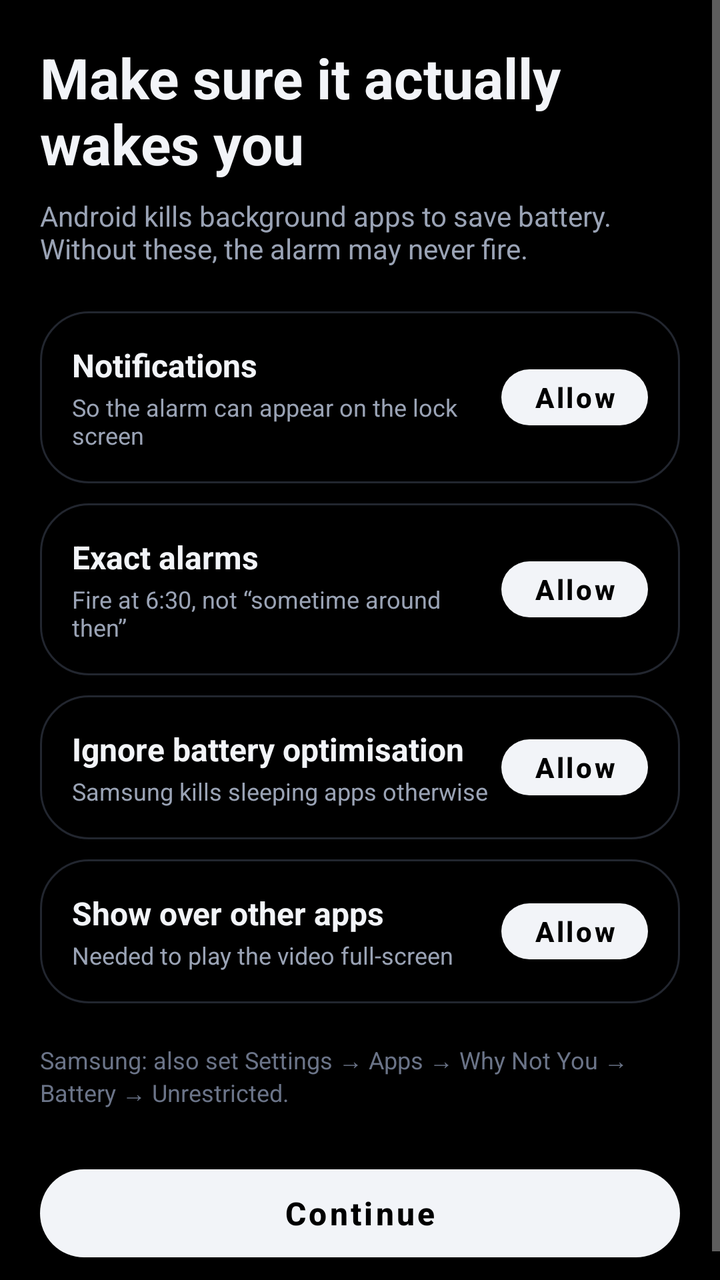
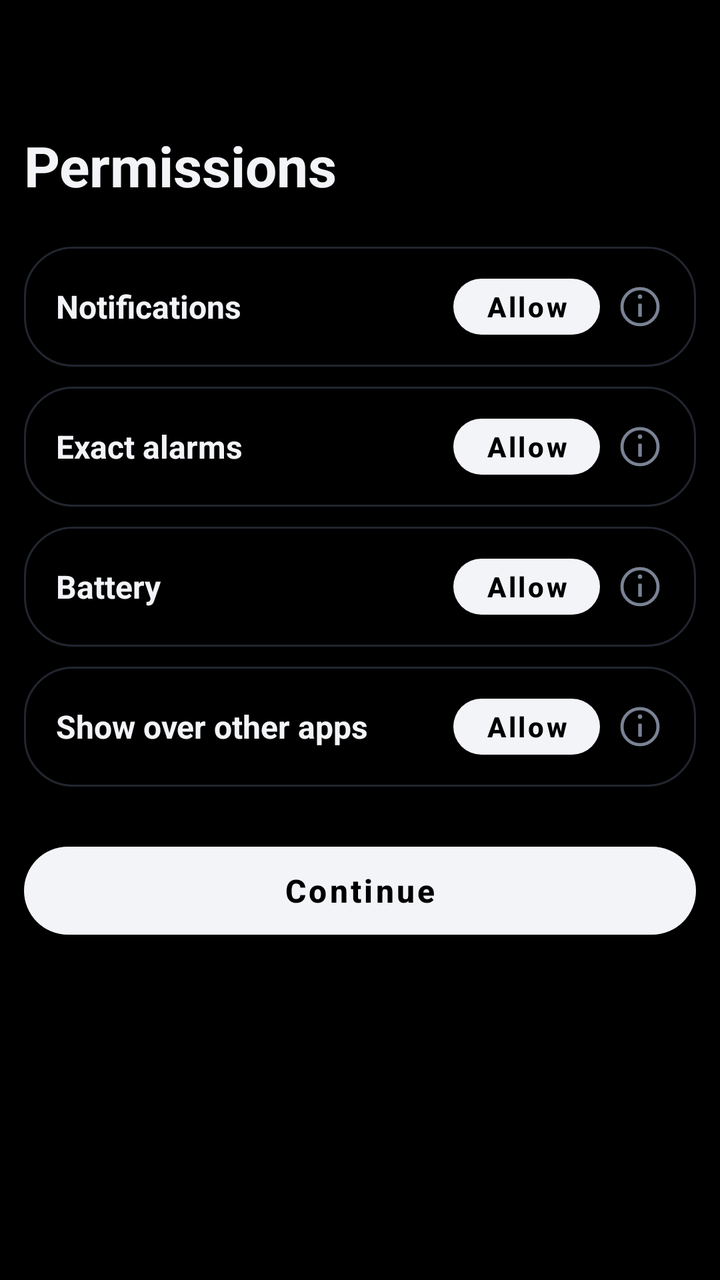

Two renders of the same Android screen: before a commit and after it. Below are the layout's source before the change and the commit's diff.
<!-- AndroidManifest.xml: application theme Theme.WhyNotYou -->
<!-- res/layout/activity_setup.xml -->
<?xml version="1.0" encoding="utf-8"?>
<ScrollView xmlns:android="http://schemas.android.com/apk/res/android"
    android:layout_width="match_parent"
    android:layout_height="match_parent"
    android:background="#000000"
    android:fillViewport="true">

    <LinearLayout
        android:layout_width="match_parent"
        android:layout_height="wrap_content"
        android:orientation="vertical"
        android:padding="20dp"
        android:paddingTop="56dp">

        <TextView
            android:layout_width="wrap_content"
            android:layout_height="wrap_content"
            android:text="Make sure it actually wakes you"
            android:textColor="#F2F4F8"
            android:textSize="28sp"
            android:textStyle="bold" />

        <TextView
            android:layout_width="wrap_content"
            android:layout_height="wrap_content"
            android:layout_marginTop="8dp"
            android:layout_marginBottom="12dp"
            android:text="Android kills background apps to save battery. Without these, the alarm may never fire."
            android:textColor="#9AA3B5"
            android:textSize="14sp" />

        <LinearLayout
            android:id="@+id/row_notif"
            android:layout_width="match_parent"
            android:layout_height="wrap_content"
            android:layout_marginTop="10dp"
            android:background="@drawable/bg_box"
            android:gravity="center_vertical"
            android:orientation="horizontal"
            android:padding="16dp">

            <LinearLayout
                android:layout_width="0dp"
                android:layout_height="wrap_content"
                android:layout_weight="1"
                android:orientation="vertical">
                <TextView
                    android:layout_width="wrap_content"
                    android:layout_height="wrap_content"
                    android:text="Notifications"
                    android:textColor="#F2F4F8"
                    android:textSize="16sp"
                    android:textStyle="bold" />
                <TextView
                    android:layout_width="wrap_content"
                    android:layout_height="wrap_content"
                    android:layout_marginTop="2dp"
                    android:text="So the alarm can appear on the lock screen"
                    android:textColor="#9AA3B5"
                    android:textSize="12sp" />
            </LinearLayout>

            <Button
                android:id="@+id/btn_notif"
                style="@style/SmallPrimaryButton"
                android:text="Allow" />

            <TextView
                android:id="@+id/tick_notif"
                android:layout_width="wrap_content"
                android:layout_height="wrap_content"
                android:text="✓"
                android:textColor="#7FDB9C"
                android:textSize="22sp"
                android:textStyle="bold"
                android:visibility="gone" />
        </LinearLayout>

        <LinearLayout
            android:id="@+id/row_exact"
            android:layout_width="match_parent"
            android:layout_height="wrap_content"
            android:layout_marginTop="10dp"
            android:background="@drawable/bg_box"
            android:gravity="center_vertical"
            android:orientation="horizontal"
            android:padding="16dp">

            <LinearLayout
                android:layout_width="0dp"
                android:layout_height="wrap_content"
                android:layout_weight="1"
                android:orientation="vertical">
                <TextView
                    android:layout_width="wrap_content"
                    android:layout_height="wrap_content"
                    android:text="Exact alarms"
                    android:textColor="#F2F4F8"
                    android:textSize="16sp"
                    android:textStyle="bold" />
                <TextView
                    android:layout_width="wrap_content"
                    android:layout_height="wrap_content"
                    android:layout_marginTop="2dp"
                    android:text="Fire at 6:30, not “sometime around then”"
                    android:textColor="#9AA3B5"
                    android:textSize="12sp" />
            </LinearLayout>

            <Button
                android:id="@+id/btn_exact"
                style="@style/SmallPrimaryButton"
                android:text="Allow" />

            <TextView
                android:id="@+id/tick_exact"
                android:layout_width="wrap_content"
                android:layout_height="wrap_content"
                android:text="✓"
                android:textColor="#7FDB9C"
                android:textSize="22sp"
                android:textStyle="bold"
                android:visibility="gone" />
        </LinearLayout>

        <LinearLayout
            android:id="@+id/row_battery"
            android:layout_width="match_parent"
            android:layout_height="wrap_content"
            android:layout_marginTop="10dp"
            android:background="@drawable/bg_box"
            android:gravity="center_vertical"
            android:orientation="horizontal"
            android:padding="16dp">

            <LinearLayout
                android:layout_width="0dp"
                android:layout_height="wrap_content"
                android:layout_weight="1"
                android:orientation="vertical">
                <TextView
                    android:layout_width="wrap_content"
                    android:layout_height="wrap_content"
                    android:text="Ignore battery optimisation"
                    android:textColor="#F2F4F8"
                    android:textSize="16sp"
                    android:textStyle="bold" />
                <TextView
                    android:layout_width="wrap_content"
                    android:layout_height="wrap_content"
                    android:layout_marginTop="2dp"
                    android:text="Samsung kills sleeping apps otherwise"
                    android:textColor="#9AA3B5"
                    android:textSize="12sp" />
            </LinearLayout>

            <Button
                android:id="@+id/btn_battery"
                style="@style/SmallPrimaryButton"
                android:text="Allow" />

            <TextView
                android:id="@+id/tick_battery"
                android:layout_width="wrap_content"
                android:layout_height="wrap_content"
                android:text="✓"
                android:textColor="#7FDB9C"
                android:textSize="22sp"
                android:textStyle="bold"
                android:visibility="gone" />
        </LinearLayout>

        <LinearLayout
            android:id="@+id/row_overlay"
            android:layout_width="match_parent"
            android:layout_height="wrap_content"
            android:layout_marginTop="10dp"
            android:background="@drawable/bg_box"
            android:gravity="center_vertical"
            android:orientation="horizontal"
            android:padding="16dp">

            <LinearLayout
                android:layout_width="0dp"
                android:layout_height="wrap_content"
                android:layout_weight="1"
                android:orientation="vertical">
                <TextView
                    android:layout_width="wrap_content"
                    android:layout_height="wrap_content"
                    android:text="Show over other apps"
                    android:textColor="#F2F4F8"
                    android:textSize="16sp"
                    android:textStyle="bold" />
                <TextView
                    android:layout_width="wrap_content"
                    android:layout_height="wrap_content"
                    android:layout_marginTop="2dp"
                    android:text="Needed to play the video full-screen"
                    android:textColor="#9AA3B5"
                    android:textSize="12sp" />
            </LinearLayout>

            <Button
                android:id="@+id/btn_overlay"
                style="@style/SmallPrimaryButton"
                android:text="Allow" />

            <TextView
                android:id="@+id/tick_overlay"
                android:layout_width="wrap_content"
                android:layout_height="wrap_content"
                android:text="✓"
                android:textColor="#7FDB9C"
                android:textSize="22sp"
                android:textStyle="bold"
                android:visibility="gone" />
        </LinearLayout>

        <TextView
            android:layout_width="wrap_content"
            android:layout_height="wrap_content"
            android:layout_marginTop="20dp"
            android:text="Samsung: also set Settings → Apps → Why Not You → Battery → Unrestricted."
            android:textColor="#6B7488"
            android:textSize="12sp" />

        <Button
            android:id="@+id/btn_continue"
            style="@style/PrimaryButton"
            android:layout_marginTop="24dp"
            android:text="Continue" />
    </LinearLayout>
</ScrollView>
<!-- resources referenced by this layout -->
<resources>
  <!-- drawable bg_box (drawable) -->
  <?xml version="1.0" encoding="utf-8"?>
  <shape xmlns:android="http://schemas.android.com/apk/res/android" android:shape="rectangle">
      <solid android:color="#000000" />
      <stroke android:width="1dp" android:color="#22262F" />
      <corners android:radius="24dp" />
  </shape>
  <style name="PrimaryButton" parent="Widget.MaterialComponents.Button">
          <item name="android:layout_width">match_parent</item>
          <item name="android:layout_height">56dp</item>
          <item name="android:textAllCaps">false</item>
          <item name="android:textStyle">bold</item>
          <item name="android:textSize">16sp</item>
          <item name="backgroundTint">#F2F4F8</item>
          <item name="android:textColor">#000000</item>
          <item name="cornerRadius">28dp</item>
      </style>
  <style name="SmallPrimaryButton" parent="Widget.MaterialComponents.Button">
          <item name="android:layout_width">wrap_content</item>
          <item name="android:layout_height">40dp</item>
          <item name="android:minWidth">0dp</item>
          <item name="android:paddingStart">16dp</item>
          <item name="android:paddingEnd">16dp</item>
          <item name="android:textAllCaps">false</item>
          <item name="android:textStyle">bold</item>
          <item name="backgroundTint">#F2F4F8</item>
          <item name="android:textColor">#000000</item>
          <item name="cornerRadius">20dp</item>
      </style>
  <style name="Theme.WhyNotYou" parent="Theme.MaterialComponents.NoActionBar">
          <item name="colorPrimary">#F2F4F8</item>
          <item name="colorOnPrimary">#000000</item>
          <item name="colorSecondary">#F2F4F8</item>
          <item name="colorAccent">#F2F4F8</item>
          <item name="android:statusBarColor">#000000</item>
          <item name="android:navigationBarColor">#000000</item>
          <item name="android:windowBackground">#000000</item>
          <item name="android:textColorPrimary">#F2F4F8</item>
          <item name="android:colorControlActivated">#F2F4F8</item>
          <item name="android:timePickerStyle">@style/TimePickerDark</item>
          <item name="android:alertDialogTheme">@style/DialogDark</item>
          <item name="materialAlertDialogTheme">@style/DialogDark</item>
      </style>
  <style name="TimePickerDark" parent="android:Widget.Material.TimePicker">
          <item name="android:headerBackground">#0B0D12</item>
          <item name="android:numbersBackgroundColor">#15181F</item>
          <item name="android:numbersSelectorColor">#F2F4F8</item>
          <item name="android:numbersTextColor">#F2F4F8</item>
      </style>
  <style name="DialogDark" parent="Theme.MaterialComponents.Dialog">
          <item name="colorPrimary">#F2F4F8</item>
          <item name="colorAccent">#F2F4F8</item>
          <item name="android:background">#0B0D12</item>
          <item name="android:textColorPrimary">#F2F4F8</item>
          <item name="android:textColorSecondary">#7A8294</item>
      </style>
</resources>

<!-- the commit's change to res/layout/activity_setup.xml (unified diff, before → after) -->
@@ -9,221 +9,271 @@
         android:layout_width="match_parent"
         android:layout_height="wrap_content"
         android:orientation="vertical"
-        android:padding="20dp"
-        android:paddingTop="56dp">
+        android:paddingStart="12dp"
+        android:paddingTop="64dp"
+        android:paddingEnd="12dp"
+        android:paddingBottom="32dp">
 
         <TextView
             android:layout_width="wrap_content"
             android:layout_height="wrap_content"
-            android:text="Make sure it actually wakes you"
+            android:layout_marginBottom="12dp"
+            android:text="Permissions"
             android:textColor="#F2F4F8"
             android:textSize="28sp"
             android:textStyle="bold" />
 
-        <TextView
-            android:layout_width="wrap_content"
-            android:layout_height="wrap_content"
-            android:layout_marginTop="8dp"
-            android:layout_marginBottom="12dp"
-            android:text="Android kills background apps to save battery. Without these, the alarm may never fire."
-            android:textColor="#9AA3B5"
-            android:textSize="14sp" />
-
-        <LinearLayout
-            android:id="@+id/row_notif"
-            android:layout_width="match_parent"
-            android:layout_height="wrap_content"
-            android:layout_marginTop="10dp"
-            android:background="@drawable/bg_box"
-            android:gravity="center_vertical"
-            android:orientation="horizontal"
-            android:padding="16dp">
-
-            <LinearLayout
-                android:layout_width="0dp"
-                android:layout_height="wrap_content"
-                android:layout_weight="1"
-                android:orientation="vertical">
-                <TextView
-                    android:layout_width="wrap_content"
-                    android:layout_height="wrap_content"
+        <LinearLayout
+            android:layout_width="match_parent"
+            android:layout_height="wrap_content"
+            android:layout_marginTop="10dp"
+            android:background="@drawable/bg_box"
+            android:orientation="vertical"
+            android:paddingStart="16dp"
+            android:paddingTop="10dp"
+            android:paddingEnd="8dp"
+            android:paddingBottom="10dp">
+
+            <LinearLayout
+                android:id="@+id/row_notif"
+                android:layout_width="match_parent"
+                android:layout_height="wrap_content"
+                android:gravity="center_vertical"
+                android:orientation="horizontal">
+                <TextView
+                    android:layout_width="0dp"
+                    android:layout_height="wrap_content"
+                    android:layout_weight="1"
                     android:text="Notifications"
                     android:textColor="#F2F4F8"
                     android:textSize="16sp"
                     android:textStyle="bold" />
-                <TextView
-                    android:layout_width="wrap_content"
-                    android:layout_height="wrap_content"
-                    android:layout_marginTop="2dp"
-                    android:text="So the alarm can appear on the lock screen"
-                    android:textColor="#9AA3B5"
-                    android:textSize="12sp" />
-            </LinearLayout>
-
-            <Button
-                android:id="@+id/btn_notif"
-                style="@style/SmallPrimaryButton"
-                android:text="Allow" />
-
-            <TextView
-                android:id="@+id/tick_notif"
-                android:layout_width="wrap_content"
-                android:layout_height="wrap_content"
-                android:text="✓"
-                android:textColor="#7FDB9C"
-                android:textSize="22sp"
-                android:textStyle="bold"
-                android:visibility="gone" />
-        </LinearLayout>
-
-        <LinearLayout
-            android:id="@+id/row_exact"
-            android:layout_width="match_parent"
-            android:layout_height="wrap_content"
-            android:layout_marginTop="10dp"
-            android:background="@drawable/bg_box"
-            android:gravity="center_vertical"
-            android:orientation="horizontal"
-            android:padding="16dp">
-
-            <LinearLayout
-                android:layout_width="0dp"
-                android:layout_height="wrap_content"
-                android:layout_weight="1"
-                android:orientation="vertical">
-                <TextView
-                    android:layout_width="wrap_content"
-                    android:layout_height="wrap_content"
+                <Button
+                    android:id="@+id/btn_notif"
+                    style="@style/SmallPrimaryButton"
+                    android:text="Allow" />
+                <TextView
+                    android:id="@+id/tick_notif"
+                    android:layout_width="wrap_content"
+                    android:layout_height="wrap_content"
+                    android:paddingStart="8dp"
+                    android:paddingEnd="8dp"
+                    android:text="✓"
+                    android:textColor="#7FDB9C"
+                    android:textSize="22sp"
+                    android:textStyle="bold"
+                    android:visibility="gone" />
+                <ImageButton
+                    android:id="@+id/info_notif"
+                    android:layout_width="40dp"
+                    android:layout_height="40dp"
+                    android:background="?android:attr/selectableItemBackgroundBorderless"
+                    android:contentDescription="Why"
+                    android:padding="9dp"
+                    android:src="@drawable/ic_info"
+                    android:tint="#7A8294" />
+            </LinearLayout>
+
+            <TextView
+                android:id="@+id/txt_notif"
+                android:layout_width="match_parent"
+                android:layout_height="wrap_content"
+                android:layout_marginTop="4dp"
+                android:paddingEnd="8dp"
+                android:text="So the alarm can appear on the lock screen."
+                android:textColor="#9AA3B5"
+                android:textSize="13sp"
+                android:visibility="gone" />
+        </LinearLayout>
+
+        <LinearLayout
+            android:layout_width="match_parent"
+            android:layout_height="wrap_content"
+            android:layout_marginTop="10dp"
+            android:background="@drawable/bg_box"
+            android:orientation="vertical"
+            android:paddingStart="16dp"
+            android:paddingTop="10dp"
+            android:paddingEnd="8dp"
+            android:paddingBottom="10dp">
+
+            <LinearLayout
+                android:id="@+id/row_exact"
+                android:layout_width="match_parent"
+                android:layout_height="wrap_content"
+                android:gravity="center_vertical"
+                android:orientation="horizontal">
+                <TextView
+                    android:layout_width="0dp"
+                    android:layout_height="wrap_content"
+                    android:layout_weight="1"
                     android:text="Exact alarms"
                     android:textColor="#F2F4F8"
                     android:textSize="16sp"
                     android:textStyle="bold" />
-                <TextView
-                    android:layout_width="wrap_content"
-                    android:layout_height="wrap_content"
-                    android:layout_marginTop="2dp"
-                    android:text="Fire at 6:30, not “sometime around then”"
-                    android:textColor="#9AA3B5"
-                    android:textSize="12sp" />
-            </LinearLayout>
-
-            <Button
-                android:id="@+id/btn_exact"
-                style="@style/SmallPrimaryButton"
-                android:text="Allow" />
-
-            <TextView
-                android:id="@+id/tick_exact"
-                android:layout_width="wrap_content"
-                android:layout_height="wrap_content"
-                android:text="✓"
-                android:textColor="#7FDB9C"
-                android:textSize="22sp"
-                android:textStyle="bold"
-                android:visibility="gone" />
-        </LinearLayout>
-
-        <LinearLayout
-            android:id="@+id/row_battery"
-            android:layout_width="match_parent"
-            android:layout_height="wrap_content"
-            android:layout_marginTop="10dp"
-            android:background="@drawable/bg_box"
-            android:gravity="center_vertical"
-            android:orientation="horizontal"
-            android:padding="16dp">
-
-            <LinearLayout
-                android:layout_width="0dp"
-                android:layout_height="wrap_content"
-                android:layout_weight="1"
-                android:orientation="vertical">
-                <TextView
-                    android:layout_width="wrap_content"
-                    android:layout_height="wrap_content"
-                    android:text="Ignore battery optimisation"
-                    android:textColor="#F2F4F8"
-                    android:textSize="16sp"
-                    android:textStyle="bold" />
-                <TextView
-                    android:layout_width="wrap_content"
-                    android:layout_height="wrap_content"
-                    android:layout_marginTop="2dp"
-                    android:text="Samsung kills sleeping apps otherwise"
-                    android:textColor="#9AA3B5"
-                    android:textSize="12sp" />
-            </LinearLayout>
-
-            <Button
-                android:id="@+id/btn_battery"
-                style="@style/SmallPrimaryButton"
-                android:text="Allow" />
-
-            <TextView
-                android:id="@+id/tick_battery"
-                android:layout_width="wrap_content"
-                android:layout_height="wrap_content"
-                android:text="✓"
-                android:textColor="#7FDB9C"
-                android:textSize="22sp"
-                android:textStyle="bold"
-                android:visibility="gone" />
-        </LinearLayout>
-
-        <LinearLayout
-            android:id="@+id/row_overlay"
-            android:layout_width="match_parent"
-            android:layout_height="wrap_content"
-            android:layout_marginTop="10dp"
-            android:background="@drawable/bg_box"
-            android:gravity="center_vertical"
-            android:orientation="horizontal"
-            android:padding="16dp">
-
-            <LinearLayout
-                android:layout_width="0dp"
-                android:layout_height="wrap_content"
-                android:layout_weight="1"
-                android:orientation="vertical">
-                <TextView
-                    android:layout_width="wrap_content"
-                    android:layout_height="wrap_content"
+                <Button
+                    android:id="@+id/btn_exact"
+                    style="@style/SmallPrimaryButton"
+                    android:text="Allow" />
+                <TextView
+                    android:id="@+id/tick_exact"
+                    android:layout_width="wrap_content"
+                    android:layout_height="wrap_content"
+                    android:paddingStart="8dp"
+                    android:paddingEnd="8dp"
+                    android:text="✓"
+                    android:textColor="#7FDB9C"
+                    android:textSize="22sp"
+                    android:textStyle="bold"
+                    android:visibility="gone" />
+                <ImageButton
+                    android:id="@+id/info_exact"
+                    android:layout_width="40dp"
+                    android:layout_height="40dp"
+                    android:background="?android:attr/selectableItemBackgroundBorderless"
+                    android:contentDescription="Why"
+                    android:padding="9dp"
+                    android:src="@drawable/ic_info"
+                    android:tint="#7A8294" />
+            </LinearLayout>
+
+            <TextView
+                android:id="@+id/txt_exact"
+                android:layout_width="match_parent"
+                android:layout_height="wrap_content"
+                android:layout_marginTop="4dp"
+                android:paddingEnd="8dp"
+                android:text="So it fires at 6:30, not “sometime around then”."
+                android:textColor="#9AA3B5"
+                android:textSize="13sp"
+                android:visibility="gone" />
+        </LinearLayout>
+
+        <LinearLayout
+            android:layout_width="match_parent"
+            android:layout_height="wrap_content"
+            android:layout_marginTop="10dp"
+            android:background="@drawable/bg_box"
+            android:orientation="vertical"
+            android:paddingStart="16dp"
+            android:paddingTop="10dp"
+            android:paddingEnd="8dp"
+            android:paddingBottom="10dp">
+
+            <LinearLayout
+                android:id="@+id/row_battery"
+                android:layout_width="match_parent"
+                android:layout_height="wrap_content"
+                android:gravity="center_vertical"
+                android:orientation="horizontal">
+                <TextView
+                    android:layout_width="0dp"
+                    android:layout_height="wrap_content"
+                    android:layout_weight="1"
+                    android:text="Battery"
+                    android:textColor="#F2F4F8"
+                    android:textSize="16sp"
+                    android:textStyle="bold" />
+                <Button
+                    android:id="@+id/btn_battery"
+                    style="@style/SmallPrimaryButton"
+                    android:text="Allow" />
+                <TextView
+                    android:id="@+id/tick_battery"
+                    android:layout_width="wrap_content"
+                    android:layout_height="wrap_content"
+                    android:paddingStart="8dp"
+                    android:paddingEnd="8dp"
+                    android:text="✓"
+                    android:textColor="#7FDB9C"
+                    android:textSize="22sp"
+                    android:textStyle="bold"
+                    android:visibility="gone" />
+                <ImageButton
+                    android:id="@+id/info_battery"
+                    android:layout_width="40dp"
+                    android:layout_height="40dp"
+                    android:background="?android:attr/selectableItemBackgroundBorderless"
+                    android:contentDescription="Why"
+                    android:padding="9dp"
+                    android:src="@drawable/ic_info"
+                    android:tint="#7A8294" />
+            </LinearLayout>
+
+            <TextView
+                android:id="@+id/txt_battery"
+                android:layout_width="match_parent"
+                android:layout_height="wrap_content"
+                android:layout_marginTop="4dp"
+                android:paddingEnd="8dp"
+                android:text="Samsung puts sleeping apps to sleep otherwise. Also set Settings → Apps → Why Not You → Battery → Unrestricted."
+                android:textColor="#9AA3B5"
+                android:textSize="13sp"
+                android:visibility="gone" />
+        </LinearLayout>
+
+        <LinearLayout
+            android:layout_width="match_parent"
+            android:layout_height="wrap_content"
+            android:layout_marginTop="10dp"
+            android:background="@drawable/bg_box"
+            android:orientation="vertical"
+            android:paddingStart="16dp"
+            android:paddingTop="10dp"
+            android:paddingEnd="8dp"
+            android:paddingBottom="10dp">
+
+            <LinearLayout
+                android:id="@+id/row_overlay"
+                android:layout_width="match_parent"
+                android:layout_height="wrap_content"
+                android:gravity="center_vertical"
+                android:orientation="horizontal">
+                <TextView
+                    android:layout_width="0dp"
+                    android:layout_height="wrap_content"
+                    android:layout_weight="1"
                     android:text="Show over other apps"
                     android:textColor="#F2F4F8"
                     android:textSize="16sp"
                     android:textStyle="bold" />
-                <TextView
-                    android:layout_width="wrap_content"
-                    android:layout_height="wrap_content"
-                    android:layout_marginTop="2dp"
-                    android:text="Needed to play the video full-screen"
-                    android:textColor="#9AA3B5"
-                    android:textSize="12sp" />
-            </LinearLayout>
-
-            <Button
-                android:id="@+id/btn_overlay"
-                style="@style/SmallPrimaryButton"
-                android:text="Allow" />
-
-            <TextView
-                android:id="@+id/tick_overlay"
-                android:layout_width="wrap_content"
-                android:layout_height="wrap_content"
-                android:text="✓"
-                android:textColor="#7FDB9C"
-                android:textSize="22sp"
-                android:textStyle="bold"
-                android:visibility="gone" />
-        </LinearLayout>
-
-        <TextView
-            android:layout_width="wrap_content"
-            android:layout_height="wrap_content"
-            android:layout_marginTop="20dp"
-            android:text="Samsung: also set Settings → Apps → Why Not You → Battery → Unrestricted."
-            android:textColor="#6B7488"
-            android:textSize="12sp" />
+                <Button
+                    android:id="@+id/btn_overlay"
+                    style="@style/SmallPrimaryButton"
+                    android:text="Allow" />
+                <TextView
+                    android:id="@+id/tick_overlay"
+                    android:layout_width="wrap_content"
+                    android:layout_height="wrap_content"
+                    android:paddingStart="8dp"
+                    android:paddingEnd="8dp"
+                    android:text="✓"
+                    android:textColor="#7FDB9C"
+                    android:textSize="22sp"
+                    android:textStyle="bold"
+                    android:visibility="gone" />
+                <ImageButton
+                    android:id="@+id/info_overlay"
+                    android:layout_width="40dp"
+                    android:layout_height="40dp"
+                    android:background="?android:attr/selectableItemBackgroundBorderless"
+                    android:contentDescription="Why"
+                    android:padding="9dp"
+                    android:src="@drawable/ic_info"
+                    android:tint="#7A8294" />
+            </LinearLayout>
+
+            <TextView
+                android:id="@+id/txt_overlay"
+                android:layout_width="match_parent"
+                android:layout_height="wrap_content"
+                android:layout_marginTop="4dp"
+                android:paddingEnd="8dp"
+                android:text="So the alarm can take over the screen."
+                android:textColor="#9AA3B5"
+                android:textSize="13sp"
+                android:visibility="gone" />
+        </LinearLayout>
 
         <Button
             android:id="@+id/btn_continue"
<!-- resource entries referenced after the edit -->
@@ -7,6 +7,14 @@
       <stroke android:width="1dp" android:color="#22262F" />
       <corners android:radius="24dp" />
   </shape>
+  <!-- drawable ic_info (drawable) -->
+  <vector xmlns:android="http://schemas.android.com/apk/res/android"
+      android:width="24dp" android:height="24dp" android:viewportWidth="24" android:viewportHeight="24">
+      <path android:fillColor="#00000000" android:strokeColor="#FFFFFFFF" android:strokeWidth="1.6"
+          android:pathData="M12,12m-9,0a9,9 0 1,0 18,0a9,9 0 1,0 -18,0" />
+      <path android:fillColor="#FFFFFFFF" android:pathData="M11.1,10.5h1.8v6.5h-1.8z" />
+      <path android:fillColor="#FFFFFFFF" android:pathData="M12,7m-1.1,0a1.1,1.1 0 1,0 2.2,0a1.1,1.1 0 1,0 -2.2,0" />
+  </vector>
   <style name="PrimaryButton" parent="Widget.MaterialComponents.Button">
           <item name="android:layout_width">match_parent</item>
           <item name="android:layout_height">56dp</item>
